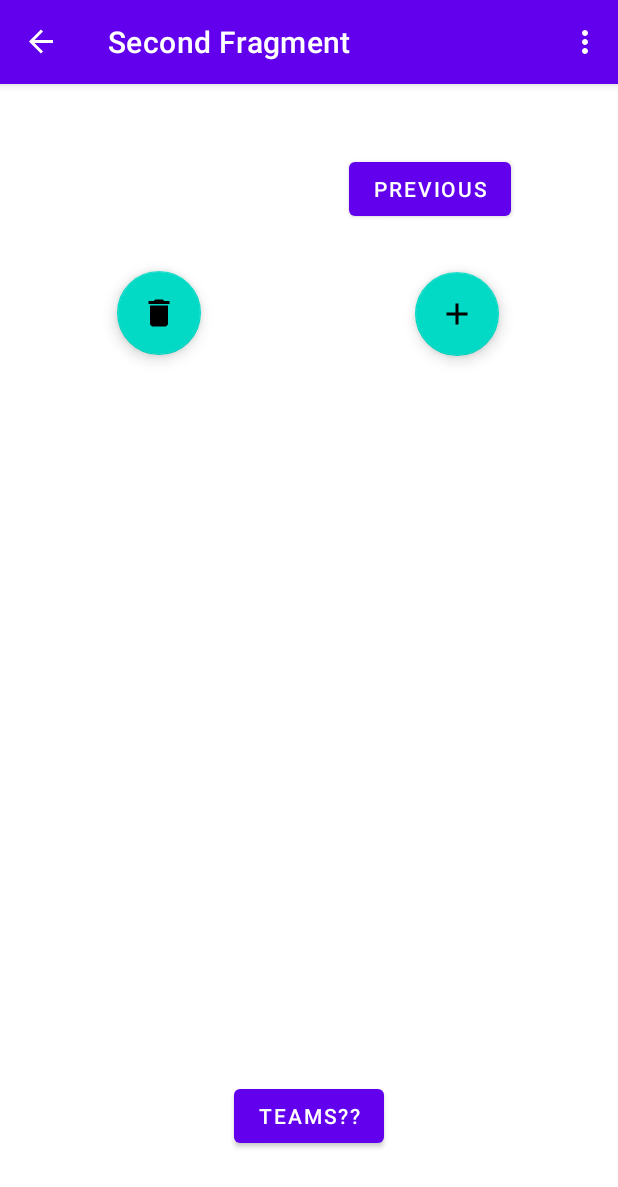
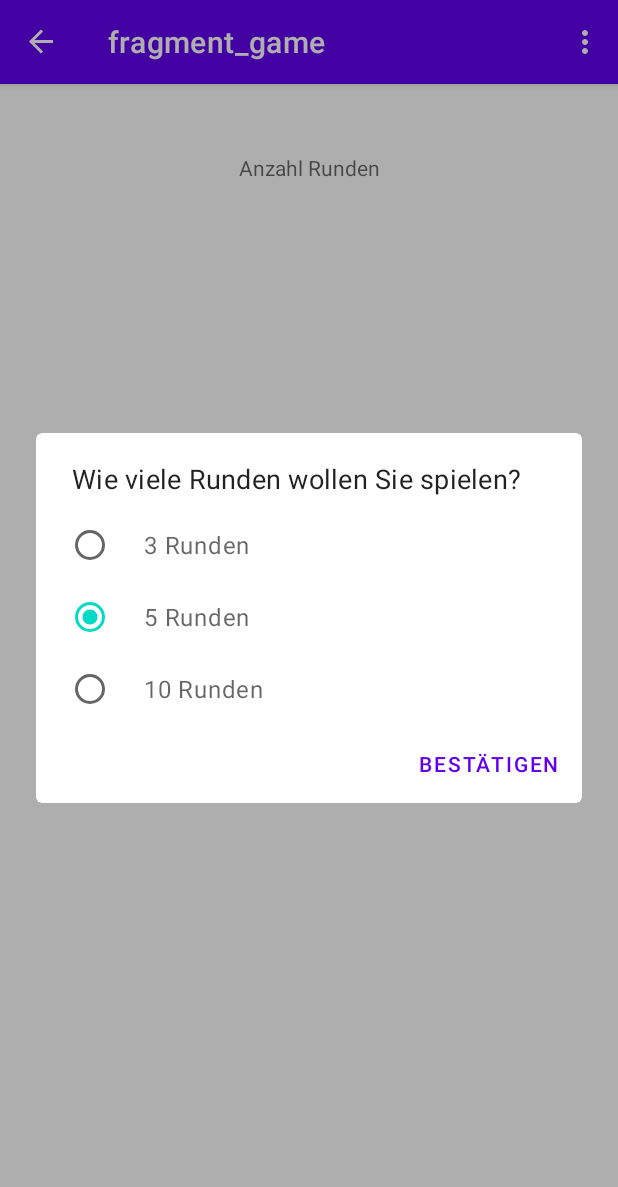
Before and after one commit to kmeyerhshl/CubeGameApp, an Android app: the PlayerFragment screen opened through its navigation route, after a tap on "TEAMS??", on a phone screen of 412 x 824 dp. Shown: the top 1187 px of the screen. Run offline under Robolectric (Android 15) with nearby library versions, the phone set to English and light mode, and no system bars; our stand-ins replace Firebase (no records; nobody signed in at launch, a user with empty details on screens opened directly), navigation-ui; libraries missing offline, so code that uses them is left out: com.benasher44.uuid, com.juul.kable; 2 statements that could not run were skipped.

Commit message:
Update: Rundenanzahl

```diff
--- a/app/src/main/java/com/example/cubegameapp/GameFragment.kt
+++ b/app/src/main/java/com/example/cubegameapp/GameFragment.kt
@@ -10,6 +10,7 @@ import androidx.fragment.app.activityViewModels
 import androidx.navigation.fragment.findNavController
 import com.example.cubegameapp.databinding.FragmentGameBinding
 import com.example.cubegameapp.model.MainViewModel
+import com.google.android.material.dialog.MaterialAlertDialogBuilder
 
 
 class GameFragment : Fragment() {
@@ -21,6 +22,9 @@ class GameFragment : Fragment() {
     private val viewModel: MainViewModel by activityViewModels()
 
     private var useSelected: String = ""
+
+    val singleItems = arrayOf("3 Runden", "5 Runden", "10 Runden")
+    var checkedItem = 1
 
     // This property is only valid between onCreateView and
     // onDestroyView.
@@ -39,8 +43,27 @@ class GameFragment : Fragment() {
     override fun onViewCreated(view: View, savedInstanceState: Bundle?) {
         super.onViewCreated(view, savedInstanceState)
 
+        //---Verwendungszweck empfangen---
         useSelected = viewModel.getUseSelected()
         Log.i(TAG, "Verwendungszweck: $useSelected")
+
+
+        //---Rundenanzahl wählen---
+        var selectedItem = singleItems[checkedItem]
+
+        MaterialAlertDialogBuilder(requireContext())
+            .setTitle(resources.getString(R.string.dialogTitle))
+            .setPositiveButton(resources.getString(R.string.dialogEnter)) { dialog, which ->
+                binding.tvRunden.text = selectedItem
+            }
+            // Single-choice items (initialized with checked item)
+            .setSingleChoiceItems(singleItems, checkedItem) { dialog, which ->
+                checkedItem = which
+                selectedItem = singleItems[which]
+            }
+            .show()
+
+
 
     }
 
--- a/app/src/main/java/com/example/cubegameapp/PlayerFragment.kt
+++ b/app/src/main/java/com/example/cubegameapp/PlayerFragment.kt
@@ -70,43 +70,6 @@ class PlayerFragment : Fragment() {
         binding.lvPlayer.adapter = adapter
 
 
-        //Spieler löschen
-        binding.fabDelete.setOnClickListener {
-            val position: SparseBooleanArray = binding.lvPlayer.checkedItemPositions
-            val count = binding.lvPlayer.count
-            var item = count - 1
-            while (item>=0) {
-                if (position.get(item)) {
-                    adapter.remove(playerList.get(item))
-                }
-                item--
-            }
-            position.clear()
-            adapter.notifyDataSetChanged()
-
-            /*val position: SparseBooleanArray = binding.lvPlayer.checkedItemPositions
-            val count = binding.lvPlayer.count
-            var item = count - 1
-            for (i in 0 until count) {
-                viewModel.deletePlayer(binding.lvPlayer.getItemAtPosition(i).toString())
-            }
-            while (item >= 0) {
-                if (position.get(item)) {
-                    //adapter.remove(itemlist.get(item))
-                    viewModel.deletePlayer()
-                    //adapter.remove(binding.lvPlayer.get(item).toString())
-                }
-                item--
-            }
-            position.clear()
-            adapter.notifyDataSetChanged()*/
-        }
-
-
-        /*binding.lvPlayer.setOnItemClickListener { adapterView, view, i, l ->
-            showDialogDelete(binding.lvPlayer.getItemAtPosition(i).toString())
-        }*/
-
 
         //Spieler hinzufügen
         binding.fabAdd.setOnClickListener {
@@ -128,8 +91,31 @@ class PlayerFragment : Fragment() {
             }
         }
 
+        //Spieler löschen - kopiert
+        binding.fabDelete.setOnClickListener {
+            val position: SparseBooleanArray = binding.lvPlayer.checkedItemPositions
+            val count = binding.lvPlayer.count
+            var item = count - 1
+            while (item>=0) {
+                if (position.get(item)) {
+                    adapter.remove(playerList.get(item))
+                }
+                item--
+            }
+            position.clear()
+            adapter.notifyDataSetChanged()
+        }
+
         binding.btnTeams.setOnClickListener {
+            /*val position: SparseBooleanArray = binding.lvPlayer.checkedItemPositions
+            val count = binding.lvPlayer.count
+            var item = count - 1
+            while (item>=0) {
+                if (position.get(item)) {
 
+                }
+            }*/
+            findNavController().navigate(R.id.action_SecondFragment_to_gameFragment)
         }
 
         //Button zurück
--- a/app/src/main/res/layout/fragment_game.xml
+++ b/app/src/main/res/layout/fragment_game.xml
@@ -1,6 +1,18 @@
 <?xml version="1.0" encoding="utf-8"?>
 <androidx.constraintlayout.widget.ConstraintLayout xmlns:android="http://schemas.android.com/apk/res/android"
+    xmlns:app="http://schemas.android.com/apk/res-auto"
     xmlns:tools="http://schemas.android.com/tools"
     android:layout_width="match_parent"
     android:layout_height="match_parent"
-    tools:context=".GameFragment"/>
+    tools:context=".GameFragment">
+
+    <TextView
+        android:id="@+id/tvRunden"
+        android:layout_width="wrap_content"
+        android:layout_height="wrap_content"
+        android:layout_marginTop="46dp"
+        android:hint="Anzahl Runden"
+        app:layout_constraintEnd_toEndOf="parent"
+        app:layout_constraintStart_toStartOf="parent"
+        app:layout_constraintTop_toTopOf="parent" />
+</androidx.constraintlayout.widget.ConstraintLayout>
--- a/app/src/main/res/navigation/nav_graph.xml
+++ b/app/src/main/res/navigation/nav_graph.xml
@@ -24,5 +24,13 @@
         <action
             android:id="@+id/action_SecondFragment_to_FirstFragment"
             app:destination="@id/FirstFragment" />
+        <action
+            android:id="@+id/action_SecondFragment_to_gameFragment"
+            app:destination="@id/gameFragment" />
     </fragment>
+    <fragment
+        android:id="@+id/gameFragment"
+        android:name="com.example.cubegameapp.GameFragment"
+        android:label="fragment_game"
+        tools:layout="@layout/fragment_game" />
 </navigation>
--- a/app/src/main/res/values/strings.xml
+++ b/app/src/main/res/values/strings.xml
@@ -36,4 +36,9 @@
     <string name="dialogDelete">Spieler löschen?</string>
     <string name="btnMix">Teams??</string>
 
+
+    //Game Fragment
+    <string name="dialogTitle">Wie viele Runden wollen Sie spielen?</string>
+    <string name="dialogEnter">Bestätigen</string>
+
 </resources>
```
